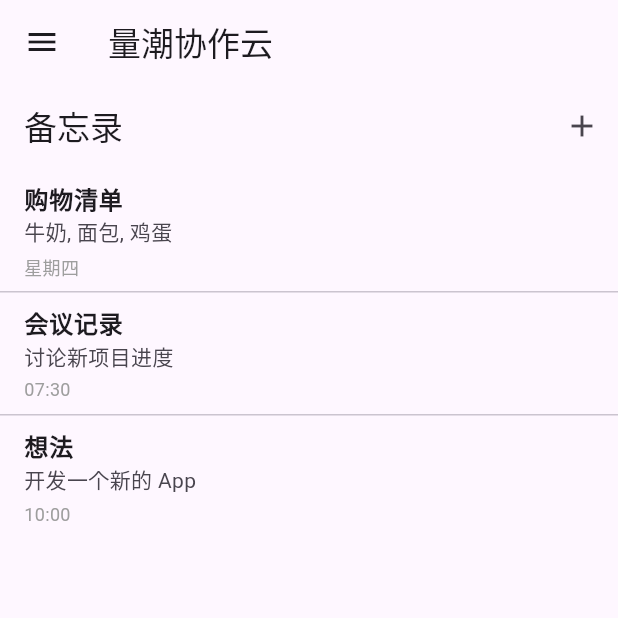
After one commit to quanttide/qtcloud-collab-studio, a Flutter app: the screen it shows after launch, in the side drawer, after a tap on "笔记", on a phone screen of 412 x 824 dp, the top half of it. The commit adds this screen. Run offline on Flutter 3.47's test engine with Material 3 defaults, Android fonts, the phone set to English and light mode, and no system bars; our stand-ins replace go_router, sqflite; accounts and stored records are empty.

Commit message:
feat: 增加笔记功能和本地数据库

```diff
--- /dev/null
+++ b/lib/models/note.dart
@@ -0,0 +1,9 @@
+/// 笔记领域模型
+
+class Note {
+  final String title;
+  final String content;
+  final DateTime lastModified;
+
+  Note({required this.title, required this.content, required this.lastModified});
+}
--- a/lib/router.dart
+++ b/lib/router.dart
@@ -3,15 +3,18 @@
 import 'package:flutter/material.dart';
 import 'package:go_router/go_router.dart';
 
+
 import 'screens/home_screen.dart';
 import 'screens/action_list_screen.dart';
+import 'screens/note_list_screen.dart';
 
 
 final List<RouteBase> _routes = [
   ShellRoute(
     builder: (context, state, child) {
+      String title = '量潮协作云'; // 默认标题
       return Scaffold(
-        appBar: AppBar(title: const Text('量潮协作云')),
+        appBar: AppBar(title: Text(title)),
         drawer: NavigationDrawer(
           children: [
             DrawerHeader(
@@ -34,9 +37,13 @@ final List<RouteBase> _routes = [
                 Navigator.pop(context); // 关闭抽屉
               },
             ),
-            const ListTile(
-              leading: Icon(Icons.school),
-              title: Text('笔记'),
+            ListTile(
+              leading: const Icon(Icons.school),
+              title: const Text('笔记'),
+              onTap: () {
+                GoRouter.of(context).go('/notes');
+                Navigator.pop(context);
+              },
             ),
           ],
         ),
@@ -46,11 +53,15 @@ final List<RouteBase> _routes = [
     routes: [
       GoRoute(
         path: '/',
-        builder: (context, state) => const HomeScreen(title: "首页"),
+        builder: (context, state) => const HomeScreen(title: '首页'),
       ),
       GoRoute(
         path: '/actions',
         builder: (context, state) => const ActionListScreen(),
+      ),
+      GoRoute(
+        path: '/notes',
+        builder: (context, state) => NoteListScreen(),
       )
     ],
   ),
--- /dev/null
+++ b/lib/screens/note_list_screen.dart
@@ -0,0 +1,107 @@
+import 'package:flutter/material.dart';
+import 'package:qtcloud_collab_studio/models/note.dart';
+import 'note_form_screen.dart';  // 添加这一行
+
+
+class NoteListScreen extends StatefulWidget {
+  NoteListScreen({Key? key}) : super(key: key);
+
+  final List<Note> notes = [
+    Note(title: '购物清单', content: '牛奶, 面包, 鸡蛋', lastModified: DateTime.now().subtract(const Duration(days: 1))),
+    Note(title: '会议记录', content: '讨论新项目进度', lastModified: DateTime.now().subtract(const Duration(hours: 3))),
+    Note(title: '想法', content: '开发一个新的 App', lastModified: DateTime.now().subtract(const Duration(minutes: 30))),
+  ];
+
+  @override
+  NoteListScreenState createState() => NoteListScreenState();
+}
+
+class NoteListScreenState extends State<NoteListScreen> {
+  @override
+  Widget build(BuildContext context) {
+    return Scaffold(
+      appBar: AppBar(
+        title: const Text('备忘录'),
+        actions: [
+          IconButton(
+            icon: const Icon(Icons.add),
+            onPressed: () {
+              Navigator.push(
+                context,
+                MaterialPageRoute(
+                  builder: (context) => NoteFormScreen(
+                    onSave: (title, content) {
+                      setState(() {
+                        widget.notes.add(Note(
+                          title: title,
+                          content: content,
+                          lastModified: DateTime.now(),
+                        ));
+                      });
+                    },
+                  ),
+                ),
+              );
+            },
+          ),
+        ],
+      ),
+      body: ListView.separated(
+        itemCount: widget.notes.length,
+        separatorBuilder: (context, index) => const Divider(height: 1),
+        itemBuilder: (context, index) {
+          return ListTile(
+            title: Text(
+              widget.notes[index].title,
+              style: const TextStyle(fontWeight: FontWeight.bold),
+            ),
+            subtitle: Column(
+              crossAxisAlignment: CrossAxisAlignment.start,
+              children: [
+                Text(
+                  widget.notes[index].content,
+                  maxLines: 2,
+                  overflow: TextOverflow.ellipsis,
+                ),
+                const SizedBox(height: 4),
+                Text(
+                  _formatDate(widget.notes[index].lastModified),
+                  style: const TextStyle(fontSize: 12, color: Colors.grey),
+                ),
+              ],
+            ),
+            onTap: () {
+              // TODO: 实现打开笔记详情页面
+            },
+          );
+        },
+      ),
+    );
+  }
+
+  String _formatDate(DateTime date) {
+    final now = DateTime.now();
+    final difference = now.difference(date);
+
+    if (difference.inDays == 0) {
+      return '${date.hour.toString().padLeft(2, '0')}:${date.minute.toString().padLeft(2, '0')}'; // 今天，显示时间
+    } else if (difference.inDays < 7) {
+      return _getWeekday(date.weekday); // 本周，显示星期几
+    } else {
+      return '${date.year}-${date.month.toString().padLeft(2, '0')}-${date.day.toString().padLeft(2, '0')}'; // 更早，显示完整日期
+    }
+  }
+
+  String _getWeekday(int weekday) {
+    switch (weekday) {
+      case 1: return '星期一';
+      case 2: return '星期二';
+      case 3: return '星期三';
+      case 4: return '星期四';
+      case 5: return '星期五';
+      case 6: return '星期六';
+      case 7: return '星期日';
+      default: return '';
+    }
+  }
+}
--- a/pubspec.yaml
+++ b/pubspec.yaml
@@ -36,6 +36,9 @@ dependencies:
   # Use with the CupertinoIcons class for iOS style icons.
   cupertino_icons: ^1.0.2
   go_router: ^14.2.7
+  sqflite: ^2.3.3+1
+  path: ^1.9.0
+  uuid: ^4.5.0
 
 dev_dependencies:
   flutter_test:
```
Also changed, not shown: lib/db.dart (added, +90 -0 lines), lib/models/action.dart (added, +22 -0 lines), lib/screens/action_form_screen.dart (added, +51 -0 lines), lib/screens/action_list_screen.dart (+92 -32 lines), lib/screens/note_form_screen.dart (added, +66 -0 lines), pubspec.lock, 12 other files.
